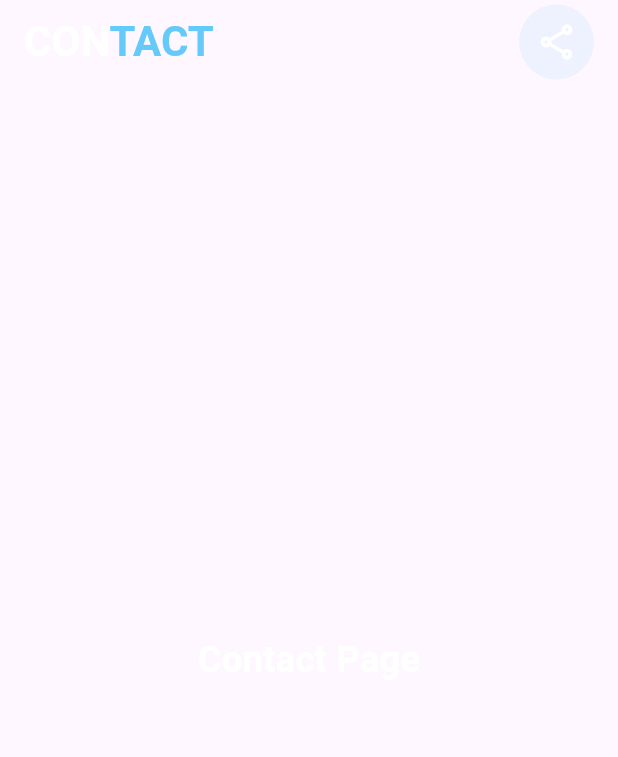
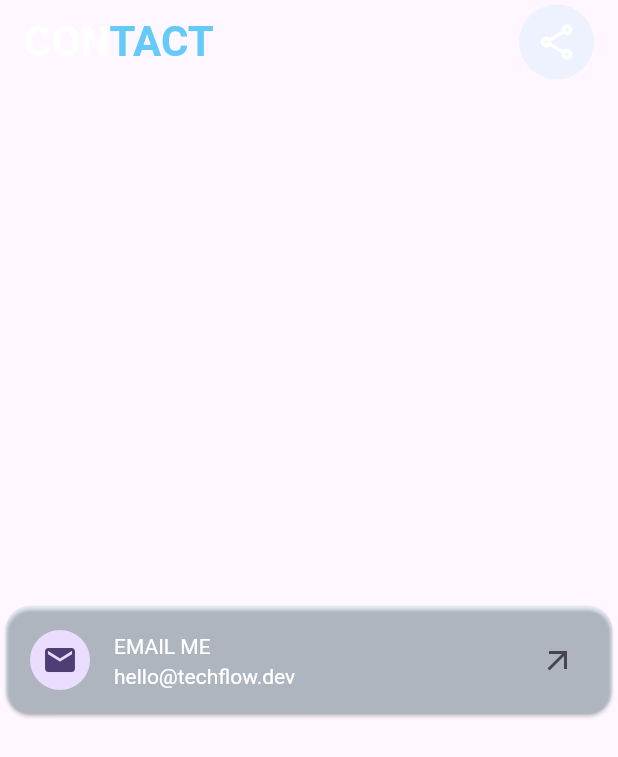
Before and after one commit to NodirbekRasuljonov/devfolio, a Flutter app: the ContactPage widget shown alone on an empty page, opened directly, on a phone screen of 412 x 824 dp. Shown: the top 757 px of the screen. Run offline on Flutter 3.47's test engine with Material 3 defaults, Android fonts, the phone set to English and light mode, and no system bars; our stand-ins replace firebase_core, flutter_svg; accounts and stored records are empty.

Commit message:
some ui fixing

```diff
--- a/lib/pages/contactpage.dart
+++ b/lib/pages/contactpage.dart
@@ -32,28 +32,36 @@ Scaffold ContactPage() {
         ),
       ),
       actions: [
-       CircleAvatar(
-            radius: 25.0,
-            backgroundColor: ColorsConst.kCircleColor,
+        CircleAvatar(
+          radius: 25.0,
+          backgroundColor: ColorsConst.kCircleColor,
 
-            child: Icon(
-
-              Icons.share_outlined,
-              color: Colors.white,
-              size: 28.0,
-            ),
-          ),
-
+          child: Icon(Icons.share_outlined, color: Colors.white, size: 28.0),
+        ),
       ],
     ),
     body: Center(
-      child: Text(
-        "Contact Page",
-        style: TextStyle(
-          color: Colors.white,
-          fontSize: 24.0,
-          fontWeight: FontWeight.w600,
-        ),
+      child: Column(
+        mainAxisAlignment: MainAxisAlignment.center,
+        children: [
+          Card(
+
+            shape: RoundedRectangleBorder(
+
+              borderRadius: BorderRadius.circular(16),
+            ),
+            color: ColorsConst.kCircleColor.withOpacity(0.1),
+            child: ListTile(
+              titleTextStyle: TextStyle(color: ColorsConst.kWhiteColor,),
+              subtitleTextStyle: TextStyle(color: ColorsConst.kWhiteColor),
+
+              leading: CircleAvatar(child: Icon(Icons.email)),
+              title: Text('EMAIL ME'),
+              subtitle: Text('hello@techflow.dev'),
+              trailing: Icon(Icons.arrow_outward),
+            ),
+          ),
+        ],
       ),
     ),
   );
```
